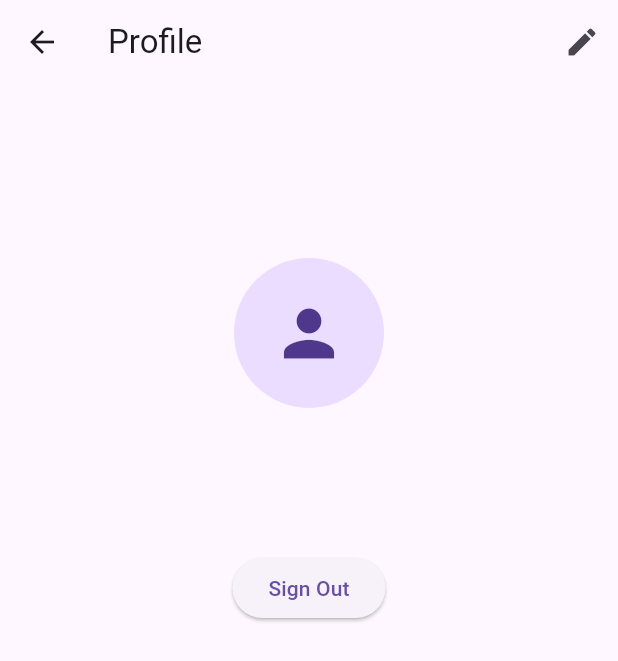
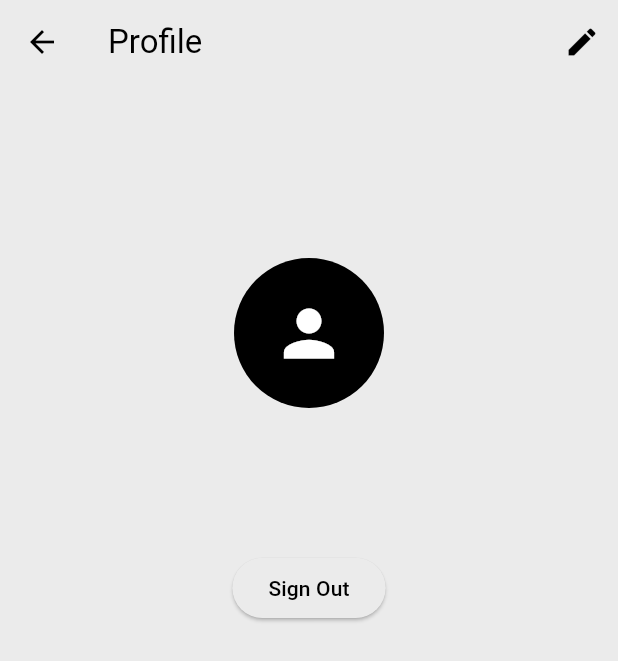
Before and after one commit to jschaeken/shotgun, a Flutter app: the screen it shows once a user with an empty profile is signed in, after a tap on the "account circle" icon, on a phone screen of 412 x 824 dp. Shown: the top 661 px of the screen. Run offline on Flutter 3.47's test engine with Material 3 defaults, Android fonts, the phone set to English and light mode, and no system bars; our stand-ins replace cloud_firestore, firebase_auth, firebase_core, firebase_storage, flutter_animate, flutter_dotenv and 2 more; missing offline and left inert: flutter_barcode_scanner, qr_code_scanner; accounts and stored records are empty.

Commit message:
Profile pic update, friends screen, haptic feedback

```diff
--- a/lib/main.dart
+++ b/lib/main.dart
@@ -5,6 +5,7 @@ import 'package:provider/provider.dart';
 import 'package:shotgun_v2/firebase_options.dart';
 import 'package:shotgun_v2/models/driver.dart';
 import 'package:shotgun_v2/providers/auth_provider.dart';
+import 'package:shotgun_v2/providers/nav_provider.dart';
 import 'package:shotgun_v2/providers/ride_provider.dart';
 import 'package:shotgun_v2/screens/auth/auth_main.dart';
 import 'package:shotgun_v2/screens/auth/profile.dart';
@@ -28,10 +29,18 @@ class MyApp extends StatelessWidget {
       providers: [
         ChangeNotifierProvider(create: (_) => Auth()),
         ChangeNotifierProvider(create: (_) => RideProvider()),
+        ChangeNotifierProvider(create: (_) => NavProvider()),
       ],
       child: MaterialApp(
         title: 'Shotgun',
-        theme: ThemeData(primarySwatch: Colors.amber),
+        theme: ThemeData(
+          primarySwatch: Colors.amber,
+          colorScheme: const ColorScheme.light(
+            primary: Color.fromARGB(255, 0, 0, 0),
+            secondary: Colors.black,
+            surface: Color.fromARGB(255, 235, 235, 235),
+          ),
+        ),
         initialRoute: '/',
         routes: {
           '/': (context) => const AuthMainPage(),
--- /dev/null
+++ b/lib/providers/nav_provider.dart
@@ -0,0 +1,16 @@
+import 'package:flutter/material.dart';
+import 'package:flutter/services.dart';
+
+class NavProvider with ChangeNotifier {
+  int _currentIndex = 0;
+
+  int get currentIndex => _currentIndex;
+
+  void setIndex(int index) {
+    if (index == _currentIndex) return;
+
+    _currentIndex = index;
+    HapticFeedback.mediumImpact();
+    notifyListeners();
+  }
+}
--- a/lib/providers/ride_provider.dart
+++ b/lib/providers/ride_provider.dart
@@ -21,21 +21,28 @@ class RideProvider with ChangeNotifier {
   String? get errorMessage => _errorMessage;
 
   RideProvider() {
-    // Fetch rides on initialization
-    fetchRides();
+    streamRides();
   }
 
   // Fetch all rides from Firestore
-  Future<void> fetchRides() async {
+  Future<void> streamRides() async {
     try {
       final currentUid = _firebaseAuth.currentUser!.uid;
-      QuerySnapshot snapshot = await _firestore
+      _firestore
           .collection('users')
           .doc(currentUid)
           .collection('rides')
-          .get();
-      _rides = snapshot.docs.map((doc) => Ride.fromFirestore(doc)).toList();
-      _errorMessage = null;
+          .orderBy('dateTime', descending: true)
+          .snapshots()
+          .listen((snapshot) {
+        final res = snapshot.docs
+            .map((doc) => Ride.fromFirestore(doc))
+            .toList(growable: false);
+        log('res.length: ${res.length}');
+        _rides = res;
+        _errorMessage = null;
+        notifyListeners();
+      });
       notifyListeners();
     } catch (e, s) {
       if (kDebugMode) {
@@ -139,17 +146,15 @@ class RideProvider with ChangeNotifier {
     }
   }
 
-  void deleteRide(String? id) {
+  Future<void> deleteRide(String? id) async {
     try {
       final currentUid = _firebaseAuth.currentUser!.uid;
-      _firestore
+      await _firestore
           .collection('users')
           .doc(currentUid)
           .collection('rides')
           .doc(id)
           .delete();
-      _rides.removeWhere((ride) => ride.id == id);
-      _currentRide = null;
     } catch (e) {
       _errorMessage = e.toString();
     }
@@ -213,7 +218,7 @@ class Ride {
   String driverId;
   int availableSeats;
   Future<Driver?> driver;
-  String destination;
+  String rideName;
   DateTime dateTime;
   List<Map<String, dynamic>> passengerMaps;
   List<Future<Passenger?>> passengers;
@@ -224,7 +229,7 @@ class Ride {
     required this.driverId,
     this.availableSeats = 5,
     required this.driver,
-    required this.destination,
+    required this.rideName,
     required this.dateTime,
     required this.passengerMaps,
     this.passengers = const [],
@@ -234,7 +239,7 @@ class Ride {
 
   Ride.upload({
     required this.driverId,
-    required this.destination,
+    required this.rideName,
     required this.dateTime,
     required this.availableSeats,
     required this.passengerMaps,
@@ -245,7 +250,7 @@ class Ride {
       : driverId = '',
         availableSeats = 5,
         driver = Future.value(null),
-        destination = '',
+        rideName = '',
         dateTime = DateTime.now(),
         passengerMaps = [],
         passengers = [];
@@ -254,7 +259,7 @@ class Ride {
   Map<String, dynamic> toMap() {
     return {
       'driverId': driverId,
-      'destination': destination,
+      'rideName': rideName,
       'dateTime': dateTime.toIso8601String(),
       'passengerMaps': passengerMaps,
       'passengers': passengers,
@@ -286,7 +291,7 @@ class Ride {
       driverId: data['driverId'],
       driver: driver,
       availableSeats: data['availableSeats'] ?? 5,
-      destination: data['destination'],
+      rideName: data['rideName'],
       dateTime: DateTime.parse(data['dateTime']),
       passengerMaps: passengerMaps,
       passengers: passengers,
--- a/lib/screens/auth/auth_main.dart
+++ b/lib/screens/auth/auth_main.dart
@@ -4,6 +4,7 @@ import 'package:shotgun_v2/main.dart';
 import 'package:shotgun_v2/providers/auth_provider.dart';
 import 'package:shotgun_v2/screens/auth/login_page.dart';
 import 'package:shotgun_v2/screens/home/home_screen.dart';
+import 'package:shotgun_v2/screens/main/main_screen.dart';
 
 class AuthMainPage extends StatelessWidget {
   const AuthMainPage({super.key});
@@ -18,7 +19,7 @@ class AuthMainPage extends StatelessWidget {
           return const LoginScreen();
         }
         // If the user is logged in, show the HomeScreen
-        return const HomeScreen();
+        return const MainScreen();
       },
     );
   }
--- a/lib/screens/auth/profile.dart
+++ b/lib/screens/auth/profile.dart
@@ -1,13 +1,11 @@
 import 'dart:developer';
 
-import 'package:cloud_firestore/cloud_firestore.dart';
+import 'package:flutter/cupertino.dart';
 import 'package:flutter/material.dart';
 import 'package:flutter/widgets.dart';
 import 'package:image_picker/image_picker.dart';
 import 'package:provider/provider.dart';
 import 'package:shotgun_v2/providers/auth_provider.dart';
-import 'package:firebase_auth/firebase_auth.dart';
-import 'package:shotgun_v2/services/firestore_service.dart';
 
 class ProfileScreen extends StatefulWidget {
   const ProfileScreen({super.key});
@@ -18,7 +16,6 @@ class ProfileScreen extends StatefulWidget {
 
 class _ProfileScreenState extends State<ProfileScreen> {
   late final Auth auth;
-  late final FirestoreService firestoreService;
 
   bool editMode = false;
   bool loading = false;
@@ -28,7 +25,12 @@ class _ProfileScreenState extends State<ProfileScreen> {
   void initState() {
     super.initState();
     auth = Provider.of<Auth>(context, listen: false);
-    firestoreService = FirestoreService();
+    auth.addListener(() {
+      if (auth.errorMessage != null) {
+        _setLoading(false);
+        _onError(auth.errorMessage!);
+      }
+    });
   }
 
   toggleEditMode() {
@@ -62,8 +64,6 @@ class _ProfileScreenState extends State<ProfileScreen> {
         builder: (context, auth, child) {
           if (auth.isLoading) {
             return const Center(child: CircularProgressIndicator());
-          } else if (auth.errorMessage != null) {
-            return Center(child: Text('Error: ${auth.errorMessage}'));
           } else if (auth.user == null) {
             return const Center(child: Text('No user found'));
           } else {
@@ -86,6 +86,10 @@ class _ProfileScreenState extends State<ProfileScreen> {
                               _startNewProfileImageFlow();
                             }
                           },
+                          child: Stack(
+                            children: [
+                              Hero(
+                                tag: 'profileImage',
                                 child: CircleAvatar(
                                   radius: 50,
                                   backgroundImage: user.photoURL != null
@@ -94,6 +98,25 @@ class _ProfileScreenState extends State<ProfileScreen> {
                                   child: user.photoURL == null
                                       ? const Icon(Icons.person, size: 50)
                                       : null,
+                                ),
+                              ),
+                              if (editMode)
+                                Positioned(
+                                  bottom: 0,
+                                  right: 0,
+                                  child: Container(
+                                    padding: const EdgeInsets.all(4),
+                                    decoration: BoxDecoration(
+                                      color: Theme.of(context).primaryColor,
+                                      shape: BoxShape.circle,
+                                    ),
+                                    child: const Icon(
+                                      CupertinoIcons.camera_rotate_fill,
+                                      color: Colors.white,
+                                    ),
+                                  ),
+                                ),
+                            ],
                           ),
                         ),
                         const SizedBox(height: 16),
@@ -155,19 +178,13 @@ class _ProfileScreenState extends State<ProfileScreen> {
       final image = await ImagePicker().pickImage(source: ImageSource.gallery);
       if (image != null) {
         log('Uploading profile image: ${image.path}');
-        final res = await firestoreService.uploadProfileImage(image);
-        if (res != null) {
-          log('Uploaded profile image: $res');
-          await auth.editUserPhotoUrl(res);
-        }
+        await auth.editUserPhoto(image);
       }
     } catch (e) {
-      print(e);
+      _onError(e.toString());
     }
     _setLoading(false);
   }
-
-  void _uploadProfileImage(XFile image) async {}
 
   void _setLoading(bool value) {
     setState(() {
@@ -179,4 +196,17 @@ class _ProfileScreenState extends State<ProfileScreen> {
     Navigator.pop(context);
     await auth.signOut();
   }
+
+  _onError(String e) {
+    _showErrorSnackbar(context, e);
   }
+
+  void _showErrorSnackbar(BuildContext context, String e) {
+    ScaffoldMessenger.of(context).showSnackBar(
+      SnackBar(
+        content: Text('Error: $e'),
+        backgroundColor: Colors.red,
+      ),
+    );
+  }
+}
--- /dev/null
+++ b/lib/screens/friends/friends_screen.dart
@@ -0,0 +1,14 @@
+import 'package:flutter/material.dart';
+
+class FriendsScreen extends StatelessWidget {
+  const FriendsScreen({super.key});
+
+  @override
+  Widget build(BuildContext context) {
+    return const Scaffold(
+      body: Center(
+        child: Text('Friends Screen'),
+      ),
+    );
+  }
+}
--- /dev/null
+++ b/lib/screens/main/main_screen.dart
@@ -0,0 +1,41 @@
+import 'package:flutter/material.dart';
+import 'package:provider/provider.dart';
+import 'package:shotgun_v2/providers/nav_provider.dart';
+import 'package:shotgun_v2/screens/friends/friends_screen.dart';
+import 'package:shotgun_v2/screens/home/home_screen.dart';
+
+class MainScreen extends StatelessWidget {
+  const MainScreen({super.key});
+
+  @override
+  Widget build(BuildContext context) {
+    final navProvider = Provider.of<NavProvider>(context);
+
+    return Scaffold(
+      body: IndexedStack(
+        index: navProvider.currentIndex,
+        children: const [
+          HomeScreen(),
+          FriendsScreen(),
+        ],
+      ),
+      bottomNavigationBar: BottomNavigationBar(
+        backgroundColor: Theme.of(context).colorScheme.surface,
+        currentIndex: navProvider.currentIndex,
+        onTap: (index) {
+          navProvider.setIndex(index);
+        },
+        items: const [
+          BottomNavigationBarItem(
+            icon: Icon(Icons.home),
+            label: 'Home',
+          ),
+          BottomNavigationBarItem(
+            icon: Icon(Icons.people),
+            label: 'Friends',
+          ),
+        ],
+      ),
+    );
+  }
+}
--- a/lib/screens/ride/ride_details_screen.dart
+++ b/lib/screens/ride/ride_details_screen.dart
@@ -56,9 +56,9 @@ class RideDetailsScreen extends StatelessWidget {
               child: Column(
                 crossAxisAlignment: CrossAxisAlignment.start,
                 children: [
-                  const Text('Destination'),
+                  const Text('Ride Name'),
                   Text(
-                    ride.destination,
+                    ride.rideName,
                     style: Theme.of(context).textTheme.headlineMedium,
                   ),
                   const BodySpace(),
--- a/lib/services/firestore_service.dart
+++ b/lib/services/firestore_service.dart
@@ -4,6 +4,7 @@ import 'dart:io';
 import 'package:cloud_firestore/cloud_firestore.dart';
 import 'package:firebase_auth/firebase_auth.dart';
 import 'package:firebase_storage/firebase_storage.dart';
+import 'package:flutter/material.dart';
 import 'package:image_picker/image_picker.dart';
 import 'package:shotgun_v2/providers/auth_provider.dart';
 
@@ -28,7 +29,6 @@ class FirestoreService {
 
   /// Uploads a profile image to Firebase Storage, returns the download URL
   Future<String?> uploadProfileImage(XFile file) async {
-    try {
     final uid = _auth.currentUser?.uid;
     final ref = FirebaseStorage.instance
         .ref()
@@ -38,9 +38,5 @@ class FirestoreService {
     final snapshot = uploadTask.snapshot;
     log('Uploading profile image: $snapshot');
     return await snapshot.ref.getDownloadURL();
-    } catch (e) {
-      log('Error uploading profile image: $e');
-      return null;
   }
 }
-}
```
Also changed, not shown: lib/providers/auth_provider.dart (+29 -3 lines), lib/screens/home/home_screen.dart (+50 -30 lines), lib/screens/ride/create_ride_screen.dart (+10 -10 lines), 39 other files. Lines whose indentation alone changed are shown as unchanged.
